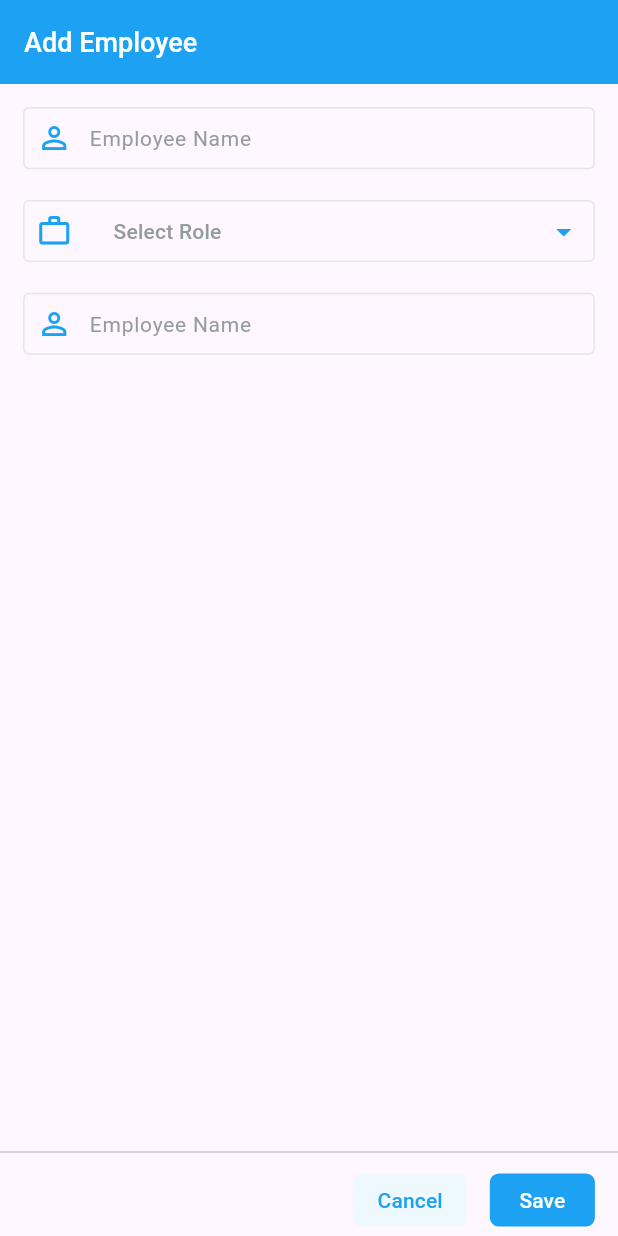
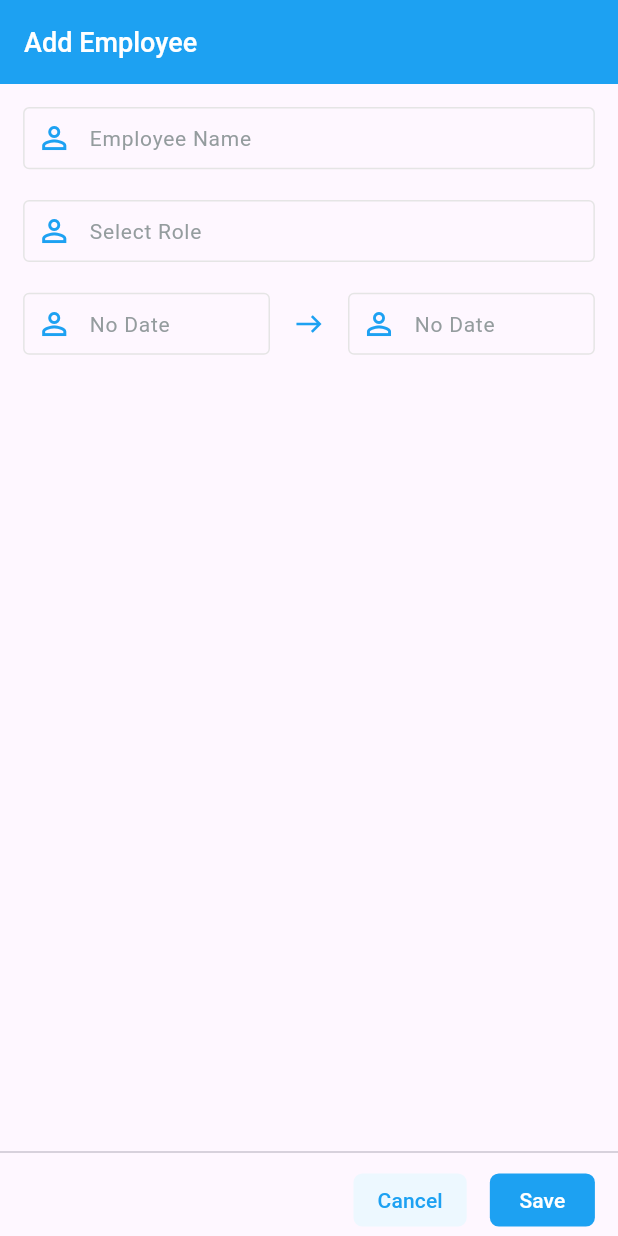
Before and after one commit to hrithikm2/dev_assignment_2, a Flutter app: the AddEmployeeView screen opened directly, on a phone screen of 412 x 824 dp. Run offline on Flutter 3.47's test engine with Material 3 defaults, Android fonts, the phone set to English and light mode, and no system bars; our stand-ins replace bloc, dropdown_button2, equatable, flutter_bloc, flutter_svg, google_fonts; generated files the repository leaves out were written again.

Commit message:
Added Add Employee UI

```diff
--- a/lib/add_employee/view/add_employee_page.dart
+++ b/lib/add_employee/view/add_employee_page.dart
@@ -1,9 +1,9 @@
 import 'package:dev_assignment_2/common/cancel_button.dart';
-import 'package:dev_assignment_2/common/drop_down_text_field.dart';
 import 'package:dev_assignment_2/common/save_button.dart';
 import 'package:dev_assignment_2/common/text_field.dart';
 import 'package:dev_assignment_2/employee_list/cubit/employee_list_cubit.dart';
 import 'package:dev_assignment_2/l10n/l10n.dart';
+import 'package:dev_assignment_2/utils/app_colors.dart';
 import 'package:dev_assignment_2/utils/context_extension.dart';
 import 'package:flutter/material.dart';
 import 'package:flutter_bloc/flutter_bloc.dart';
@@ -43,26 +43,77 @@ class AddEmployeeView extends StatelessWidget {
             SizedBox(
               height: context.screenHeight * 0.02483801295,
             ),
-            DropDownTextField(
-              items: const [
-                DropdownMenuItem<String>(
-                  value: 'Flutter Developer',
-                  child: Text('Flutter Developer'),
-                ),
-              ],
+            DefaultTextField(
               hint: context.l10n.selectRoleHint,
+              controller: cubit.nameController,
+              readOnly: true,
+              onTapped: () {
+                showModalBottomSheet<String>(
+                  context: context,
+                  backgroundColor: AppColors.appWhite,
+                  shape: const RoundedRectangleBorder(
+                    borderRadius: BorderRadius.only(
+                      topLeft: Radius.circular(16),
+                      topRight: Radius.circular(16),
+                    ),
+                  ),
+                  builder: (_) => BottomSheet(
+                    cubit: cubit,
+                  ),
+                );
+              },
             ),
             SizedBox(
               height: context.screenHeight * 0.02483801295,
             ),
-            DefaultTextField(
-              controller: cubit.nameController,
-              hint: context.l10n.employeeNameHint,
+            Row(
+              children: [
+                Expanded(
+                  child: DefaultTextField(
+                    controller: cubit.nameController,
+                    hint: context.l10n.noDateHint,
+                    readOnly: true,
+                    onTapped: () {},
+                  ),
+                ),
+                const Padding(
+                  padding: EdgeInsets.symmetric(horizontal: 16),
+                  child: Icon(
+                    Icons.east,
+                    size: 20,
+                    color: AppColors.appMainColor,
+                  ),
+                ),
+                Expanded(
+                  child: DefaultTextField(
+                    controller: cubit.nameController,
+                    hint: context.l10n.noDateHint,
+                    readOnly: true,
+                    onTapped: () {},
+                  ),
+                ),
+              ],
             ),
           ],
         ),
       ),
       bottomNavigationBar: const BottomActions(),
+    );
+  }
+}
+
+class BottomSheet extends StatelessWidget {
+  const BottomSheet({required this.cubit, super.key});
+  final EmployeeListCubit cubit;
+
+  @override
+  Widget build(BuildContext context) {
+    return ListView.separated(
+      padding: const EdgeInsets.symmetric(vertical: 16),
+      shrinkWrap: true,
+      itemCount: cubit.roles.length,
+      separatorBuilder: (context, index) => const Divider(),
+      itemBuilder: (context, index) => Center(child: Text(cubit.roles[index])),
     );
   }
 }
--- a/lib/common/text_field.dart
+++ b/lib/common/text_field.dart
@@ -6,10 +6,16 @@ class DefaultTextField extends StatelessWidget {
   const DefaultTextField({
     required this.controller,
     required this.hint,
+    this.readOnly,
     super.key,
+    this.trailing,
+    this.onTapped,
   });
   final TextEditingController controller;
   final String hint;
+  final Widget? trailing;
+  final void Function()? onTapped;
+  final bool? readOnly;
 
   @override
   Widget build(BuildContext context) {
@@ -30,6 +36,8 @@ class DefaultTextField extends StatelessWidget {
           ),
           Expanded(
             child: TextFormField(
+              onTap: onTapped,
+              readOnly: readOnly ?? false,
               controller: controller,
               decoration: InputDecoration.collapsed(
                 hintStyle: const TextStyle(
@@ -41,6 +49,12 @@ class DefaultTextField extends StatelessWidget {
               ),
             ),
           ),
+          SizedBox(
+            width: context.screenWidth * 0.02803738317,
+          ),
+          if (trailing != null) ...[
+            trailing!,
+          ],
         ],
       ),
     );
--- a/lib/employee_list/cubit/employee_list_cubit.dart
+++ b/lib/employee_list/cubit/employee_list_cubit.dart
@@ -9,6 +9,13 @@ class EmployeeListCubit extends Cubit<EmployeeListState> {
 
   late TextEditingController nameController;
 
+  List<String> roles = [
+    'Product Designer',
+    'Flutter Developer',
+    'QA Tester',
+    'Product Owner',
+  ];
+
   @override
   Future<void> close() {
     nameController.dispose();
--- a/lib/l10n/arb/app_en.arb
+++ b/lib/l10n/arb/app_en.arb
@@ -23,5 +23,9 @@
   "selectRoleHint": "Select Role",
   "@selectRoleHint": {
     "description": "Hint Text of Select Role Text Field"
+  },
+  "noDateHint": "No Date",
+  "@noDateHint": {
+    "description": "Hint Text of Start Date Text Field"
   }
 }
```
